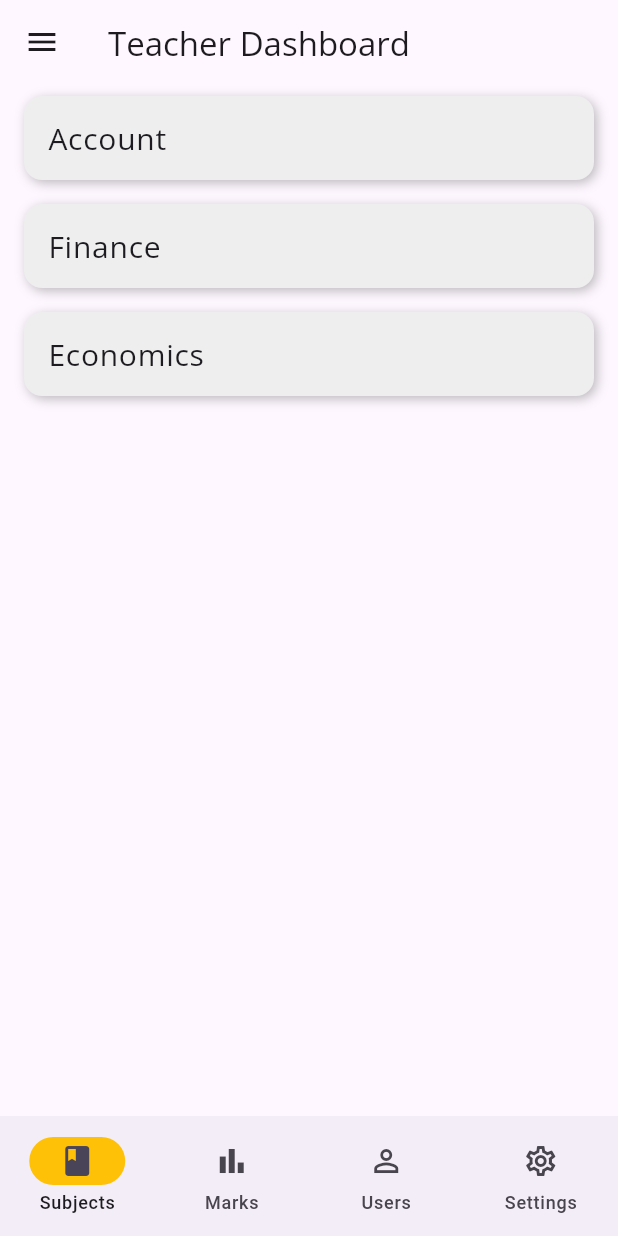
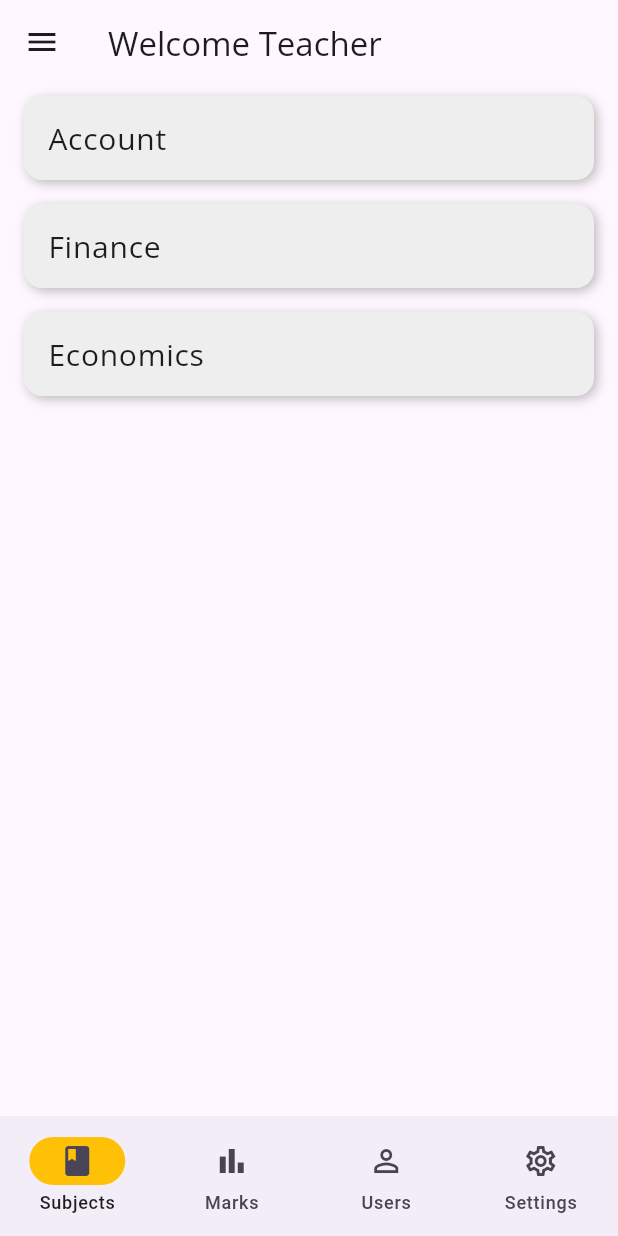
Before and after one commit to aadarshk7/LearningParkEducationServices, a Flutter app: the TeacherHomePage screen opened directly, on a phone screen of 412 x 824 dp. Run offline on Flutter 3.47's test engine with Material 3 defaults, Android fonts, the phone set to English and light mode, and no system bars; our stand-ins replace cloud_firestore, firebase_auth, firebase_core, firebase_database, google_fonts, shared_preferences; missing offline and left inert: flutter_firebase_recaptcha; accounts and stored records are empty.

Commit message:
changes on lib

```diff
--- a/lib/teacherscreen2/teacherhomepage.dart
+++ b/lib/teacherscreen2/teacherhomepage.dart
@@ -48,7 +48,7 @@ class _TeacherHomePageState extends State<TeacherHomePage> {
     return Scaffold(
       appBar: AppBar(
         title: Text(
-          'Teacher Dashboard',
+          'Welcome Teacher',
           style: GoogleFonts.openSans(),
         ),
       ),
@@ -102,7 +102,7 @@ class _TeacherHomePageState extends State<TeacherHomePage> {
                       decoration: BoxDecoration(
                         color: Colors.grey[200],
                         borderRadius: BorderRadius.circular(12.0),
-                        boxShadow: [
+                        boxShadow: const [
                           BoxShadow(
                             blurRadius: 6.0,
                             color: Colors.black26,
```
